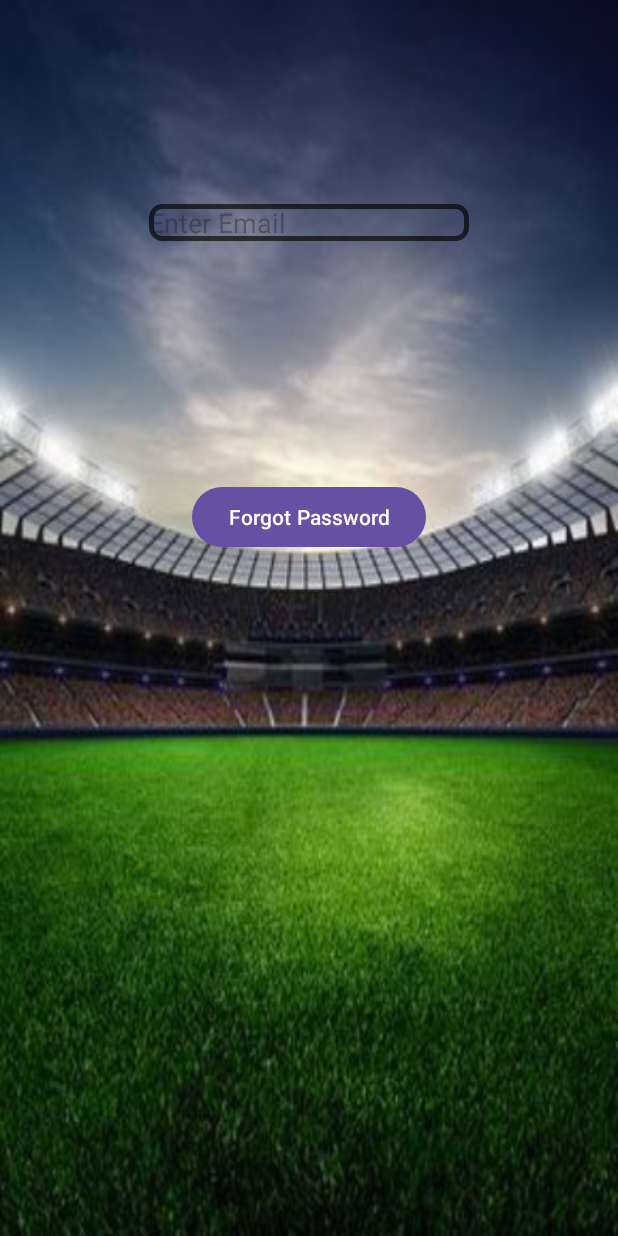
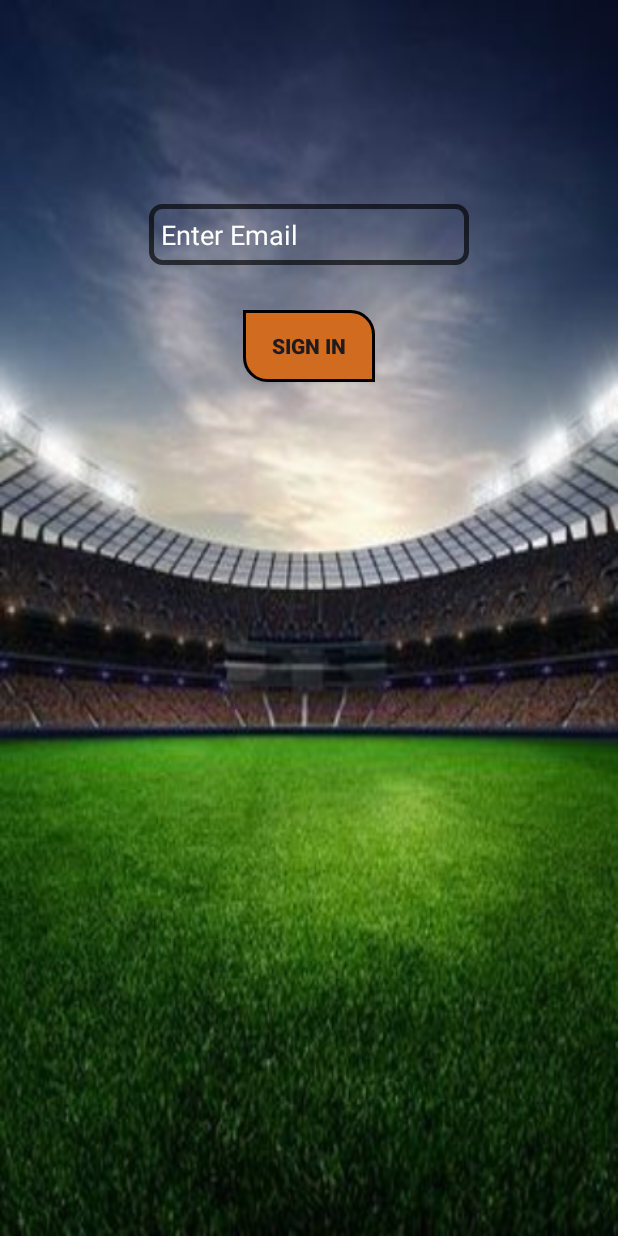
Before and after one commit to AlishNarshidani/Fantasy-App, an Android app: the ForgotPassword screen opened directly, with no data from a screen before it, on a phone screen of 412 x 824 dp. Run offline under Robolectric (Android 15) with nearby library versions, the phone set to English and light mode, and no system bars; our stand-ins replace Firebase (no records; nobody signed in at launch, a user with empty details on screens opened directly); Roboto replaces fonts that are not available here.

Commit message:
forgot pass GUI update

```diff
--- a/app/src/main/res/layout/activity_forgot_password.xml
+++ b/app/src/main/res/layout/activity_forgot_password.xml
@@ -16,6 +16,8 @@
         android:layout_height="wrap_content"
         android:layout_marginTop="136dp"
         android:ems="10"
+        android:textColorHint="@color/white"
+        android:padding="8dp"
         android:background="@drawable/custom_edittext"
         android:hint="Enter Email"
         android:inputType="text"
@@ -24,13 +26,13 @@
         app:layout_constraintStart_toStartOf="parent"
         app:layout_constraintTop_toTopOf="parent" />
 
-    <Button
+    <androidx.appcompat.widget.AppCompatButton
         android:id="@+id/button2"
         android:layout_width="wrap_content"
         android:layout_height="wrap_content"
-        android:layout_marginTop="160dp"
-        android:text="Forgot Password"
-        app:layout_constraintEnd_toEndOf="parent"
-        app:layout_constraintStart_toStartOf="parent"
-        app:layout_constraintTop_toBottomOf="@+id/editTextText7" />
+        android:layout_gravity="center_horizontal"
+        android:layout_marginTop="30dp"
+        android:background="@drawable/custom_button"
+        android:text="Sign in"
+        android:textStyle="bold" />
 </LinearLayout>
```
